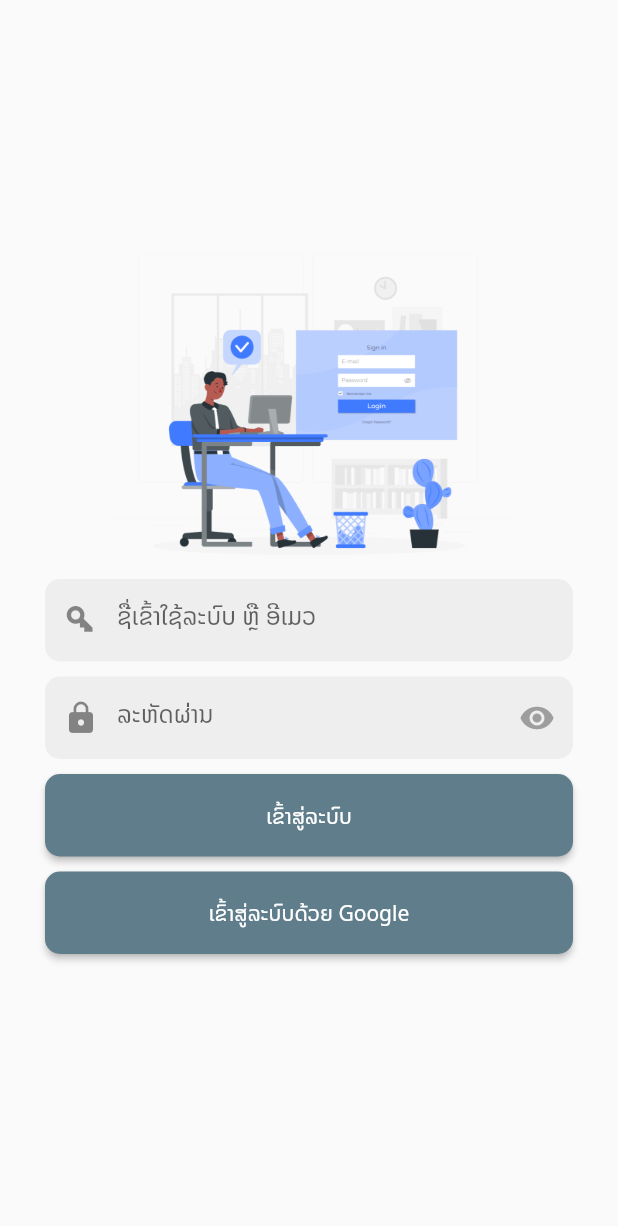
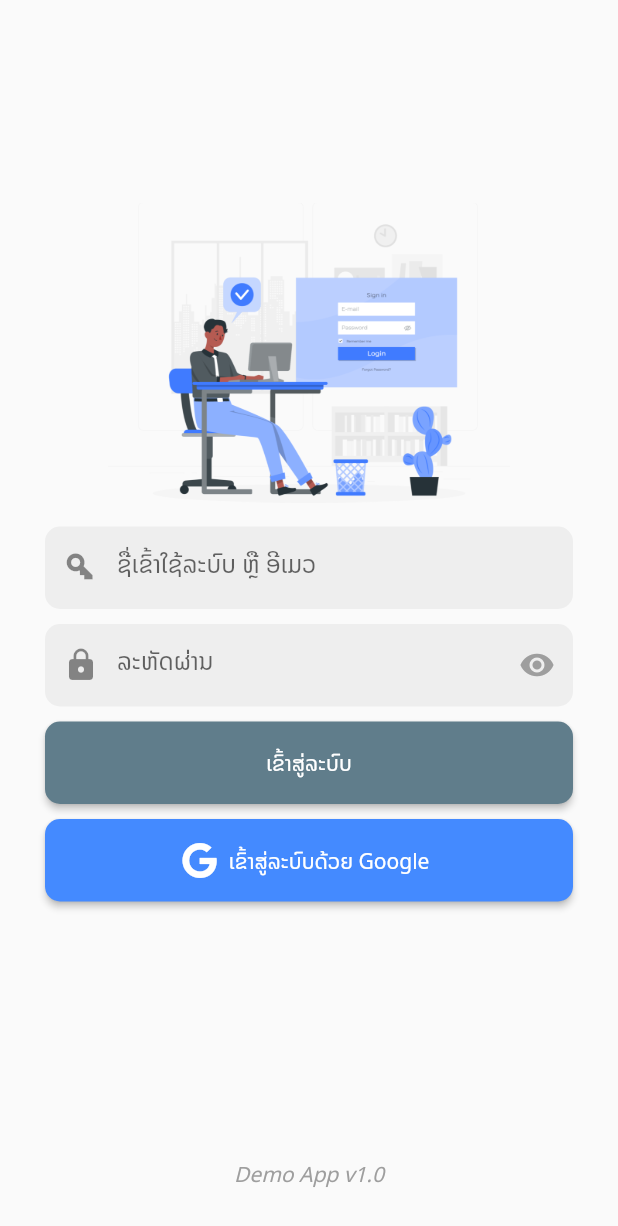
Before and after one commit to khamthalar/flutter_demo, a Flutter app: the screen it shows after launch, after a tap on "ເຂົ້າສູ່ລະບົບດ້ວຍ Google", on a phone screen of 412 x 824 dp. Shown: the top 1226 px of the screen. Run offline on Flutter 3.47's test engine with Material 2 defaults, Android fonts, the phone set to English and light mode, and no system bars; our stand-ins replace firebase_auth, firebase_core, font_awesome_flutter, google_sign_in, lottie; accounts and stored records are empty.

```diff
--- a/lib/main.dart
+++ b/lib/main.dart
@@ -9,7 +9,7 @@ import 'package:flutter_demo/pages/home.dart';
 // import 'package:flutter_demo/splash_screen.dart';
 
 void main() async {
-  WidgetsBinding widgetsBinding = WidgetsFlutterBinding.ensureInitialized();
+  WidgetsFlutterBinding.ensureInitialized();
   await Firebase.initializeApp();
   runApp(MyApp());
 }
@@ -37,7 +37,7 @@ class MyApp extends StatelessWidget {
           if (snapshot.hasData) {
             return Home(user: snapshot.data!, googleSignIn: _googleSignIn);
           } else {
-            return Login();
+            return const Login();
           }
         },
       ),
--- a/lib/pages/login.dart
+++ b/lib/pages/login.dart
@@ -5,6 +5,7 @@ import 'dart:math' as math;
 import 'package:firebase_auth/firebase_auth.dart';
 import 'package:google_sign_in/google_sign_in.dart';
 import 'package:flutter_demo/pages/home.dart';
+import 'package:font_awesome_flutter/font_awesome_flutter.dart';
 
 class Login extends StatefulWidget {
   const Login({Key? key}) : super(key: key);
@@ -17,9 +18,30 @@ class _LoginState extends State<Login> with WidgetsBindingObserver {
   final FirebaseAuth _auth = FirebaseAuth.instance;
   final GoogleSignIn _googleSignIn = GoogleSignIn();
 
-  bool isKeyboardShowing = false;
+  bool _isSigningIn = false;
+
+  bool isKeyboardShowing = true;
 
   bool _obscureText = true;
+
+  bool get isSigningIn => _isSigningIn;
+  set isSigningIn(bool isSigningIn) {
+    if (isSigningIn) {
+      showDialog(
+        context: context,
+        builder: (context) {
+          return const Center(
+            child: CircularProgressIndicator(
+              valueColor: AlwaysStoppedAnimation<Color>(Colors.white),
+            ),
+          );
+        }
+      );
+    } else {
+      Navigator.of(context).pop();
+    }
+    _isSigningIn = isSigningIn;
+  }
 
   Future<void> _handleSignIn(BuildContext context) async {
     UserCredential? userCredential = await _signInWithGoogle();
@@ -45,21 +67,25 @@ class _LoginState extends State<Login> with WidgetsBindingObserver {
 
   Future<UserCredential?> _signInWithGoogle() async {
     // Trigger the authentication flow
+    isSigningIn = true;
     final GoogleSignInAccount? googleUser = await _googleSignIn.signIn();
-    if (googleUser == null) return null;
-
+    if (googleUser == null) {
+      isSigningIn = false;
+      return null;
+    }
     // Obtain the auth details from the request
     final GoogleSignInAuthentication googleAuth =
         await googleUser.authentication;
-
     // Create a new credential
     final OAuthCredential credential = GoogleAuthProvider.credential(
       accessToken: googleAuth.accessToken,
       idToken: googleAuth.idToken,
     );
-
     // Sign in the user with the credential
-    return await _auth.signInWithCredential(credential);
+    UserCredential _credential = await _auth.signInWithCredential(credential);
+    isSigningIn = false;
+    return _credential;
+    // return await _auth.signInWithCredential(credential);
   }
 
   @override
@@ -84,7 +110,6 @@ class _LoginState extends State<Login> with WidgetsBindingObserver {
       } else {
         isKeyboardShowing = false;
       }
-      // log('isKeyboardShowing:$isKeyboardShowing');
     });
   }
 
@@ -177,12 +202,15 @@ class _LoginState extends State<Login> with WidgetsBindingObserver {
                 SizedBox(
                   height: 55,
                   width: double.infinity,
-                  child: ElevatedButton(
+                  child: ElevatedButton.icon(
                       onPressed: () => _handleSignIn(context),
-                      child: const Text(
+                      icon: const FaIcon(FontAwesomeIcons.google,size: 24,color: Colors.white,),
+                      label: const Text(
                         'ເຂົ້າສູ່ລະບົບດ້ວຍ Google',
                       ),
                       style: ButtonStyle(
+                          backgroundColor:
+                              MaterialStateProperty.all(Colors.blueAccent),
                           shape: MaterialStateProperty.all(
                             RoundedRectangleBorder(
                               borderRadius: BorderRadius.circular(10),
@@ -190,16 +218,18 @@ class _LoginState extends State<Login> with WidgetsBindingObserver {
                             ),
                           ))),
                 ),
-                isKeyboardShowing ? const SizedBox(height: 70)
+                isKeyboardShowing
+                    ? const SizedBox(height: 70)
                     : const SizedBox(height: 0),
               ],
             ),
-            isKeyboardShowing?
-            const Text(
+            isKeyboardShowing
+                ? const Text(
                     "Demo App v1.0",
-              style: TextStyle(color: Colors.grey, fontStyle: FontStyle.italic),
+                    style: TextStyle(
+                        color: Colors.grey, fontStyle: FontStyle.italic),
                   )
-            :const Text('')
+                : const Text('')
           ],
         ),
       ),
--- a/pubspec.yaml
+++ b/pubspec.yaml
@@ -32,6 +32,7 @@ dependencies:
   firebase_auth: ^4.3.0
   firebase_core: ^2.8.0
   google_sign_in: ^6.0.2
+  flutter_svg: ^2.0.4
 
 
   # The following adds the Cupertino Icons font to your application.
@@ -80,6 +81,7 @@ flutter:
   assets:
     - images/
     - images/lotties/
+    - images/svg/
     - lib/pages/
 
   # An image asset can refer to one or more resolution-specific "variants", see
```
Also changed, not shown: lib/pages/account_screen.dart (added, +9 -0 lines), lib/pages/home.dart (+90 -33 lines), lib/pages/main_screen.dart (added, +60 -0 lines), lib/pages/setting_screen.dart (added, +10 -0 lines), images/google.png (added), pubspec.lock, 1 other file. Lines whose indentation alone changed are shown as unchanged.
